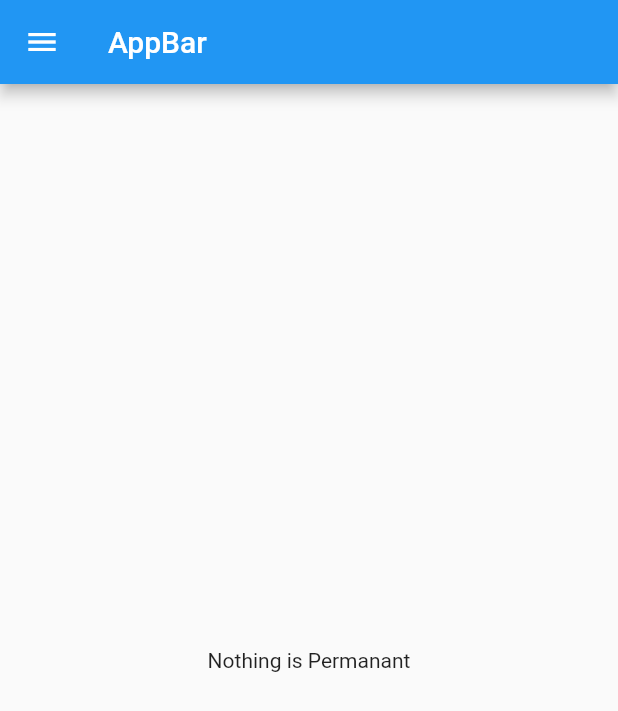
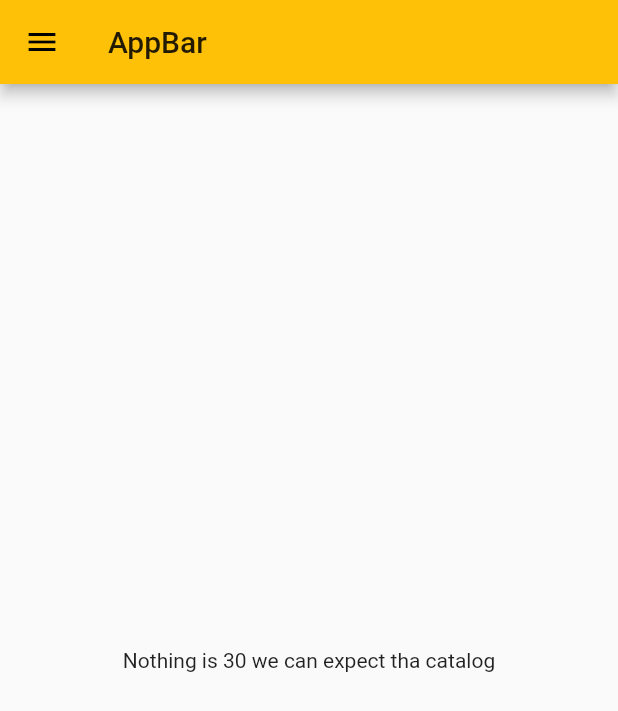
Before and after one commit to akhilh2o/flutterIn30Days, a Flutter app: the screen it shows after launch, on a phone screen of 412 x 824 dp. Shown: the top 711 px of the screen. Run offline on Flutter 3.47's test engine with Material 2 defaults, Android fonts, the phone set to English and light mode, and no system bars.

Commit message:
day 3 completed

```diff
--- a/lib/home_page.dart
+++ /dev/null
@@ -1,14 +0,0 @@
-import 'package:flutter/material.dart';
-
-class HomePage extends StatelessWidget {
-  @override
-  Widget build(BuildContext context) {
-    return Scaffold(
-      appBar: AppBar(
-        title: Text("AppBar"),
-      ),
-      body: Center(child: Container(child: Text("Nothing is Permanant"))),
-      drawer: Drawer(),
-    );
-  }
-}
--- a/lib/main.dart
+++ b/lib/main.dart
@@ -1,5 +1,6 @@
 import 'package:flutter/material.dart';
-import 'package:helloflutter/home_page.dart';
+import 'package:helloflutter/screens/home_page.dart';
+import 'package:helloflutter/screens/login_page.dart';
 
 void main() {
   runApp(MyApp());
@@ -8,6 +9,19 @@ void main() {
 class MyApp extends StatelessWidget {
   @override
   Widget build(BuildContext context) {
-    return MaterialApp(home: HomePage());
+    return MaterialApp(
+      // home: HomePage(),
+      themeMode: ThemeMode.light,
+      theme: ThemeData(
+        primarySwatch: Colors.amber,
+      ),
+      darkTheme: ThemeData(brightness: Brightness.dark),
+      initialRoute: "/home",
+      routes: {
+        "/": (context) => LoginPage(),
+        "/home": (context) => HomePage(),
+        "/login": (context) => LoginPage()
+      },
+    );
   }
 }
--- /dev/null
+++ b/lib/screens/home_page.dart
@@ -0,0 +1,16 @@
+import 'package:flutter/material.dart';
+
+class HomePage extends StatelessWidget {
+  final int days = 30;
+  final String name = "catalog";
+  @override
+  Widget build(BuildContext context) {
+    return Scaffold(
+      appBar: AppBar(title: Text("AppBar")),
+      body: Center(
+          child: Container(
+              child: Text("Nothing is $days we can expect tha $name"))),
+      drawer: Drawer(),
+    );
+  }
+}
```
Also changed, not shown: lib/screens/login_page.dart (added, +19 -0 lines).
